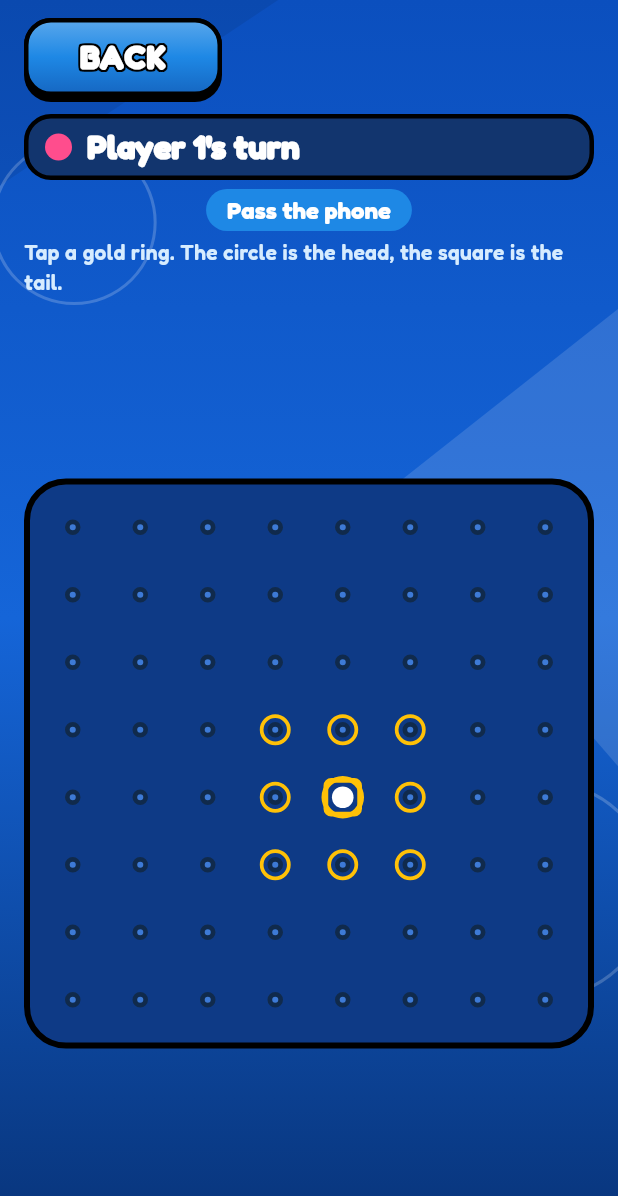
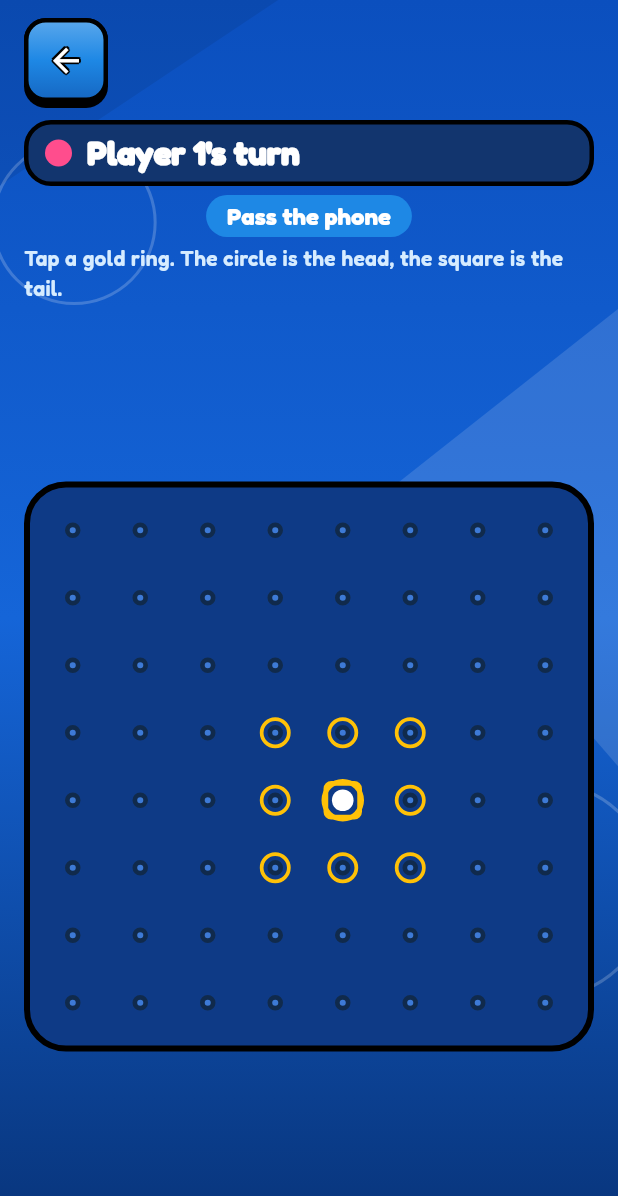
Before and after one commit to YuraIvanskyi/lines-game, a Flutter app: the TablePage screen opened directly, on a phone screen of 412 x 824 dp. Shown: the top 1196 px of the screen. Run offline on Flutter 3.47's test engine with Material 3 defaults, Android fonts, the phone set to English and light mode, and no system bars; our stand-ins replace audioplayers.

Commit message:
Back button

```diff
--- a/app/lib/table/table_page.dart
+++ b/app/lib/table/table_page.dart
@@ -141,13 +141,7 @@ class _TablePageState extends State<TablePage> {
                 child: Column(
                   crossAxisAlignment: CrossAxisAlignment.stretch,
                   children: [
-                    Align(
-                      alignment: Alignment.centerLeft,
-                      child: SizedBox(
-                        width: 132,
-                        child: PopButton(label: 'Back', onPressed: _back, color: InkTheme.blueFace, compact: true),
-                      ),
-                    ),
+                    Align(alignment: Alignment.centerLeft, child: PopBackButton(onPressed: _back)),
                     TweenAnimationBuilder<double>(
                       key: ValueKey(headline),
                       tween: Tween(begin: _match.isTerminal ? InkTheme.lossScaleStart : InkTheme.passScaleStart, end: 1),
--- a/app/lib/theme/arcade_shell.dart
+++ b/app/lib/theme/arcade_shell.dart
@@ -211,6 +211,20 @@ class _PopIconButtonState extends State<PopIconButton> {
   }
 }
 
+class PopBackButton extends StatelessWidget {
+  const PopBackButton({super.key, required this.onPressed});
+
+  final VoidCallback onPressed;
+
+  @override
+  Widget build(BuildContext context) {
+    return Padding(
+      padding: const EdgeInsets.only(bottom: 8),
+      child: PopIconButton(icon: Icons.arrow_back, label: 'Back', onPressed: onPressed, extent: 56),
+    );
+  }
+}
+
 class OutlineLabel extends StatelessWidget {
   const OutlineLabel(this.text, {super.key, required this.size, this.stroke = 2.5});
 
```
Also changed, not shown: app/lib/home/how_to_page.dart (+1 -7 lines), app/lib/home/setup_page.dart (+1 -7 lines), app/lib/home/simple_menu_page.dart (+1 -8 lines), 2 other files.
